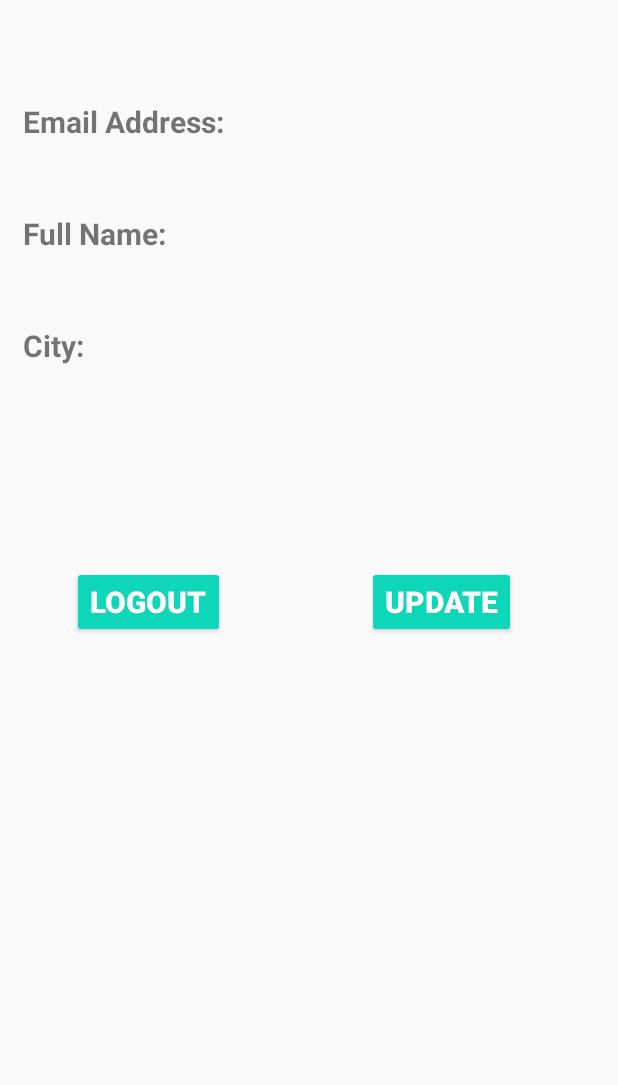
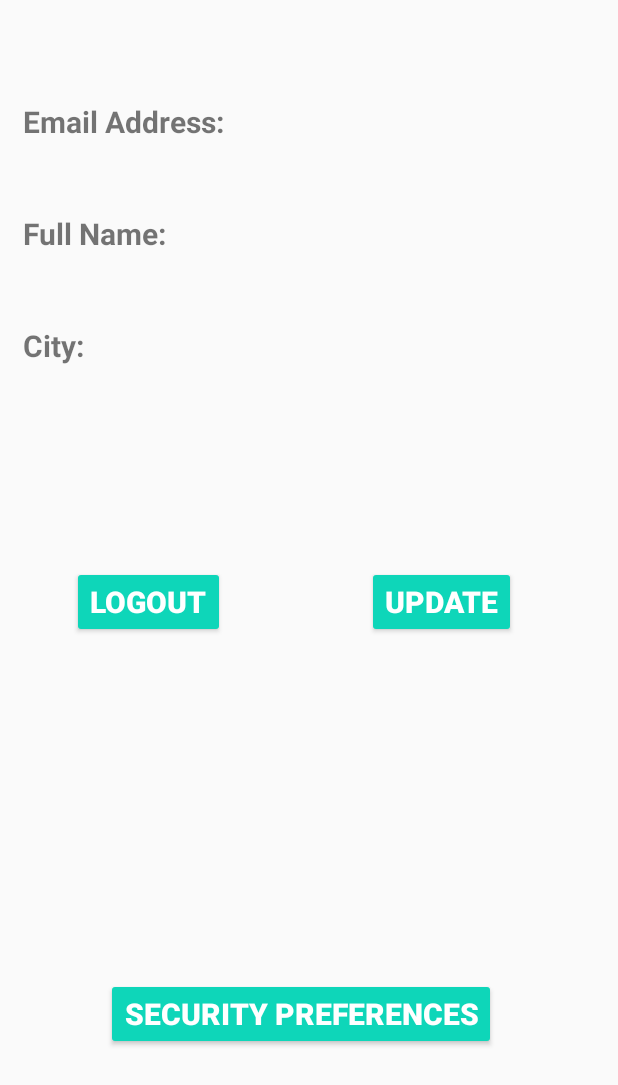
Before and after one commit to arielleslatus/CS5520-MobileAppDev-su21-Charitable, an Android app: the ProfileActivity screen opened directly, with no data from a screen before it, on a phone screen of 412 x 824 dp. Shown: the top 1085 px of the screen. Run offline under Robolectric (Android 15) with nearby library versions, the phone set to English and light mode, and no system bars; our stand-ins replace Firebase (no records; nobody signed in at launch, a user with empty details on screens opened directly).

Commit message:
added security preferences activity. works on back end but not front.

```diff
--- a/app/src/main/AndroidManifest.xml
+++ b/app/src/main/AndroidManifest.xml
@@ -32,6 +32,12 @@
                 <category android:name="android.intent.category.LAUNCHER"/>
             </intent-filter>
         </activity>
+
+        <activity android:name=".SecurityPreferences">
+            <intent-filter>
+                <category android:name="android.intent.category.LAUNCHER"/>
+            </intent-filter>
+        </activity>
     </application>
 
 </manifest>
--- a/app/src/main/java/edu/neu/charitable/Homepage.java
+++ b/app/src/main/java/edu/neu/charitable/Homepage.java
@@ -1,4 +1,5 @@
 package edu.neu.charitable;
+
 
 import android.content.Intent;
 import android.media.MediaPlayer;
--- a/app/src/main/res/layout/activity_profile.xml
+++ b/app/src/main/res/layout/activity_profile.xml
@@ -4,84 +4,79 @@
     xmlns:tools="http://schemas.android.com/tools"
     android:layout_width="match_parent"
     android:layout_height="match_parent"
+    android:onClick="navigateToSecurityPreferences"
     tools:context=".ProfileActivity">
+
 
     <TextView
         android:id="@+id/greeting"
         android:layout_width="wrap_content"
         android:layout_height="wrap_content"
+        android:layout_marginLeft="15dp"
         android:layout_marginTop="20dp"
-        android:layout_marginLeft="15dp"
         android:textSize="20sp"
         app:layout_constraintLeft_toLeftOf="parent"
-        app:layout_constraintTop_toTopOf="parent"
-        />
+        app:layout_constraintTop_toTopOf="parent" />
 
     <TextView
         android:id="@+id/emailAddressTitle"
         android:layout_width="wrap_content"
         android:layout_height="wrap_content"
+        android:layout_marginTop="20dp"
         android:text="Email Address:"
+        android:textSize="20sp"
         android:textStyle="bold"
-        app:layout_constraintTop_toBottomOf="@+id/greeting"
         app:layout_constraintLeft_toLeftOf="@+id/greeting"
-        android:layout_marginTop="20dp"
-        android:textSize="20sp"
-        />
+        app:layout_constraintTop_toBottomOf="@+id/greeting" />
 
     <TextView
         android:id="@+id/emailAdress"
         android:layout_width="wrap_content"
         android:layout_height="wrap_content"
-        app:layout_constraintTop_toBottomOf="@+id/emailAddressTitle"
-        app:layout_constraintLeft_toLeftOf="@+id/emailAddressTitle"
         android:layout_marginLeft="30dp"
         android:textSize="20sp"
-        />
+        app:layout_constraintLeft_toLeftOf="@+id/emailAddressTitle"
+        app:layout_constraintTop_toBottomOf="@+id/emailAddressTitle" />
 
     <TextView
         android:id="@+id/fullNameTitle"
         android:layout_width="wrap_content"
         android:layout_height="wrap_content"
+        android:layout_marginTop="20dp"
         android:text="Full Name:"
+        android:textSize="20sp"
         android:textStyle="bold"
-        app:layout_constraintTop_toBottomOf="@+id/emailAdress"
         app:layout_constraintLeft_toLeftOf="@+id/greeting"
-        android:layout_marginTop="20dp"
-        android:textSize="20sp"
-        />
+        app:layout_constraintTop_toBottomOf="@+id/emailAdress" />
 
     <TextView
         android:id="@+id/fullName"
         android:layout_width="wrap_content"
         android:layout_height="wrap_content"
-        app:layout_constraintTop_toBottomOf="@+id/fullNameTitle"
-        app:layout_constraintLeft_toLeftOf="@+id/emailAddressTitle"
         android:layout_marginLeft="30dp"
         android:textSize="20sp"
-        />
+        app:layout_constraintLeft_toLeftOf="@+id/emailAddressTitle"
+        app:layout_constraintTop_toBottomOf="@+id/fullNameTitle" />
 
     <TextView
         android:id="@+id/cityTitle"
         android:layout_width="wrap_content"
         android:layout_height="wrap_content"
+        android:layout_marginTop="20dp"
         android:text="City:"
+        android:textSize="20sp"
         android:textStyle="bold"
-        app:layout_constraintTop_toBottomOf="@+id/fullName"
         app:layout_constraintLeft_toLeftOf="@+id/fullNameTitle"
-        android:layout_marginTop="20dp"
-        android:textSize="20sp"
-        />
+        app:layout_constraintTop_toBottomOf="@+id/fullName" />
 
     <TextView
         android:id="@+id/city"
         android:layout_width="wrap_content"
         android:layout_height="wrap_content"
-        app:layout_constraintTop_toBottomOf="@+id/cityTitle"
-        app:layout_constraintLeft_toLeftOf="@+id/fullNameTitle"
         android:layout_marginLeft="30dp"
         android:textSize="20sp"
-        />
+        app:layout_constraintLeft_toLeftOf="@+id/fullNameTitle"
+        app:layout_constraintTop_toBottomOf="@+id/cityTitle" />
 
 
     <Button
@@ -116,4 +111,21 @@
         app:layout_constraintTop_toTopOf="parent"
         app:layout_constraintVertical_bias="0.486" />
 
+    <Button
+        android:id="@+id/securityPreferences"
+        android:layout_width="wrap_content"
+        android:layout_height="wrap_content"
+        android:backgroundTint="#0ED6B9"
+        android:onClick="navigateToSecurityPreferences"
+        android:text="Security Preferences"
+        android:textColor="#ffff"
+        android:textSize="20sp"
+        android:textStyle="bold"
+        app:layout_constraintBottom_toBottomOf="parent"
+        app:layout_constraintHorizontal_bias="0.463"
+        app:layout_constraintLeft_toLeftOf="parent"
+        app:layout_constraintRight_toRightOf="parent"
+        app:layout_constraintTop_toBottomOf="@id/signOut"
+        app:layout_constraintVertical_bias="0.647" />
+
 </androidx.constraintlayout.widget.ConstraintLayout>
```
Also changed, not shown: app/src/main/java/edu/neu/charitable/ProfileActivity.java (+6 -1 lines), app/src/main/java/edu/neu/charitable/SecurityPreferences.java (added, +176 -0 lines), app/src/main/res/layout/activity_security_preferences.xml (added, +112 -0 lines).
